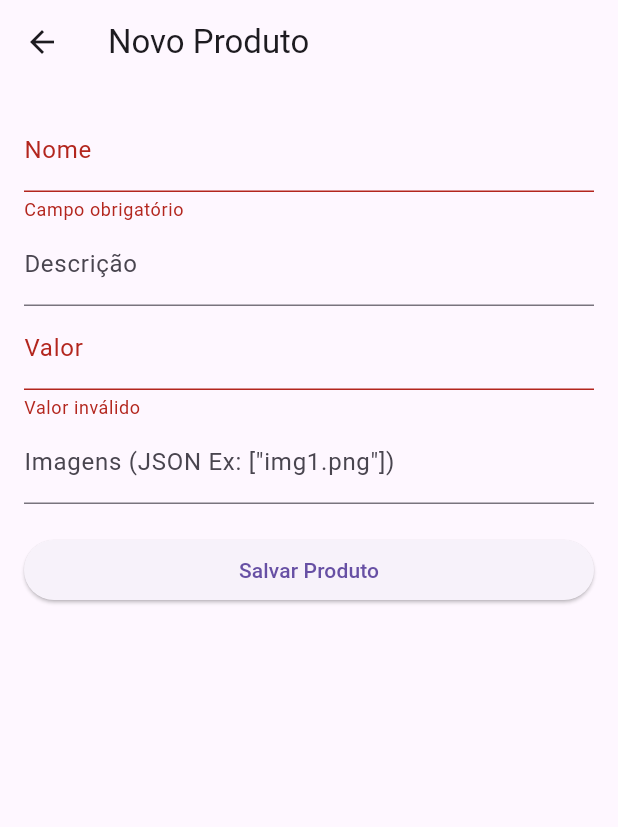
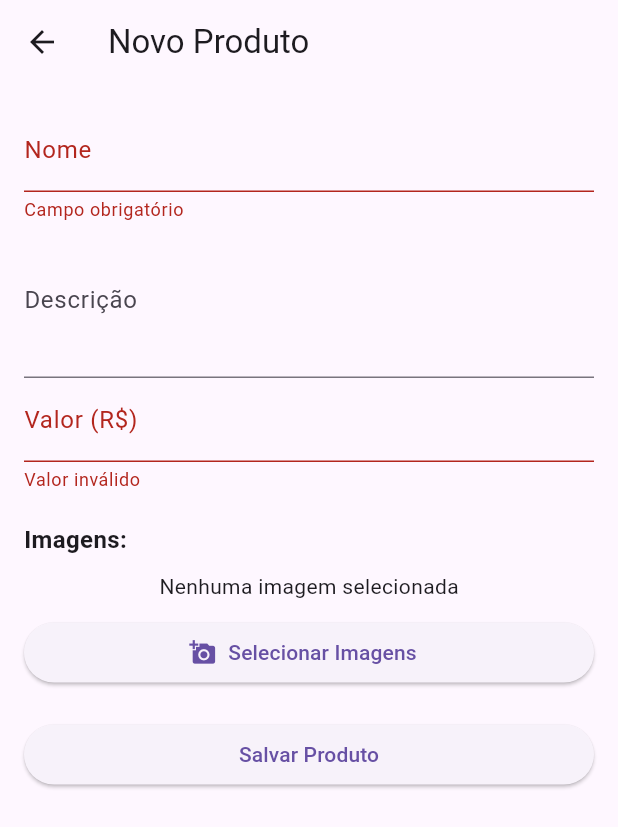
Before and after one commit to Hugofradee/confeitaria_marketplace, a Flutter app: the ProdutoFormScreen screen opened directly with empty values, after a tap on "Salvar Produto", on a phone screen of 412 x 824 dp. Shown: the top 827 px of the screen. Run offline on Flutter 3.47's test engine with Material 3 defaults, Android fonts, the light colour scheme and no system bars; our stand-ins replace flutter_multi_formatter, google_maps_flutter, image_picker, objectbox; generated files the repository leaves out were written again.

Commit message:
implemetação: Busca de endereço por CEP; Cadastro e alteração de produtos; Mudança em alguns itens e suas funcionalidades.

```diff
--- a/lib/screens/produto_form_screen.dart
+++ b/lib/screens/produto_form_screen.dart
@@ -1,13 +1,22 @@
+import 'dart:convert';
+import 'dart:io';
 import 'package:flutter/material.dart';
+import 'package:image_picker/image_picker.dart';
+import 'package:path/path.dart' as path;
+import 'package:path_provider/path_provider.dart';
+import 'package:confeitaria_marketplace/models/confeitaria.dart';
 import 'package:confeitaria_marketplace/models/produto.dart';
-import 'package:confeitaria_marketplace/models/confeitaria.dart';
 import 'package:confeitaria_marketplace/main.dart';
-
 
 class ProdutoFormScreen extends StatefulWidget {
   final Confeitaria confeitaria;
+  final Produto? produtoExistente;
 
-  const ProdutoFormScreen({Key? key, required this.confeitaria}) : super(key: key);
+  const ProdutoFormScreen({
+    Key? key,
+    required this.confeitaria,
+    this.produtoExistente,
+  }) : super(key: key);
 
   @override
   State<ProdutoFormScreen> createState() => _ProdutoFormScreenState();
@@ -15,21 +24,61 @@ class ProdutoFormScreen extends StatefulWidget {
 
 class _ProdutoFormScreenState extends State<ProdutoFormScreen> {
   final _formKey = GlobalKey<FormState>();
-
   final nomeController = TextEditingController();
   final descricaoController = TextEditingController();
   final valorController = TextEditingController();
-  final imagensController = TextEditingController(); // Simples: insira como string JSON manualmente
+  List<File> imagens = [];
+
+  @override
+  void initState() {
+    super.initState();
+    if (widget.produtoExistente != null) {
+      final produto = widget.produtoExistente!;
+      nomeController.text = produto.nome;
+      descricaoController.text = produto.descricao;
+      valorController.text = produto.valor.toString();
+      if (produto.imagens.isNotEmpty) {
+        try {
+          final imagensJson = jsonDecode(produto.imagens) as List<dynamic>;
+          imagens = imagensJson.map((e) => File(e)).toList();
+        } catch (e) {
+          imagens = [];
+        }
+      }
+    }
+  }
+
+  Future<void> _selecionarImagens() async {
+    final picker = ImagePicker();
+    final pickedFiles = await picker.pickMultiImage();
+
+    if (pickedFiles.isNotEmpty) {
+      for (var pickedFile in pickedFiles) {
+        final tempDir = await getTemporaryDirectory();
+        final fileName = path.basename(pickedFile.path);
+        final savedImage = await File(pickedFile.path).copy('${tempDir.path}/$fileName');
+        imagens.add(savedImage);
+      }
+      setState(() {});
+    }
+  }
 
   void _salvarProduto() {
     if (_formKey.currentState!.validate()) {
-    final produto = Produto(
-      nome: nomeController.text,
-      descricao: descricaoController.text,
-      valor: double.tryParse(valorController.text) ?? 0.0,
-      imagens: imagensController.text,
+      final imagensPaths = imagens.map((file) => file.path).toList();
+
+      final produto = widget.produtoExistente ??
+          Produto(
+            nome: '',
+            descricao: '',
+            valor: 0.0,
+            imagens: '[]',
           );
 
+      produto.nome = nomeController.text;
+      produto.descricao = descricaoController.text;
+      produto.valor = double.tryParse(valorController.text) ?? 0.0;
+      produto.imagens = jsonEncode(imagensPaths);
       produto.confeitaria.target = widget.confeitaria;
 
       objectbox.produtoBox.put(produto);
@@ -42,11 +91,12 @@ class _ProdutoFormScreenState extends State<ProdutoFormScreen> {
     }
   }
 
-
   @override
   Widget build(BuildContext context) {
+    final titulo = widget.produtoExistente != null ? 'Editar Produto' : 'Novo Produto';
+
     return Scaffold(
-      appBar: AppBar(title: Text('Novo Produto')),
+      appBar: AppBar(title: Text(titulo)),
       body: Padding(
         padding: const EdgeInsets.all(16),
         child: Form(
@@ -61,23 +111,71 @@ class _ProdutoFormScreenState extends State<ProdutoFormScreen> {
               TextFormField(
                 controller: descricaoController,
                 decoration: InputDecoration(labelText: 'Descrição'),
+                maxLines: 3,
               ),
               TextFormField(
                 controller: valorController,
-                decoration: InputDecoration(labelText: 'Valor'),
-                keyboardType: TextInputType.number,
+                decoration: InputDecoration(labelText: 'Valor (R\$)'),
+                keyboardType: TextInputType.numberWithOptions(decimal: true),
                 validator: (value) =>
                     double.tryParse(value ?? '') == null ? 'Valor inválido' : null,
               ),
-              TextFormField(
-                controller: imagensController,
-                decoration: InputDecoration(labelText: 'Imagens (JSON Ex: ["img1.png"])'),
+              SizedBox(height: 20),
+              Text('Imagens:', style: TextStyle(fontSize: 16, fontWeight: FontWeight.bold)),
+              SizedBox(height: 10),
+              imagens.isEmpty
+                  ? Center(child: Text('Nenhuma imagem selecionada'))
+                  : SizedBox(
+                      height: 100,
+                      child: ListView.builder(
+                        scrollDirection: Axis.horizontal,
+                        itemCount: imagens.length,
+                        itemBuilder: (context, index) {
+                          return Stack(
+                            children: [
+                              Padding(
+                                padding: const EdgeInsets.symmetric(horizontal: 8),
+                                child: Image.file(
+                                  imagens[index],
+                                  width: 100,
+                                  height: 100,
+                                  fit: BoxFit.cover,
+                                ),
+                              ),
+                              Positioned(
+                                top: 0,
+                                right: 0,
+                                child: GestureDetector(
+                                  onTap: () {
+                                    setState(() {
+                                      imagens.removeAt(index);
+                                    });
+                                  },
+                                  child: Container(
+                                    decoration: BoxDecoration(
+                                      color: Colors.red,
+                                      shape: BoxShape.circle,
+                                    ),
+                                    child: Icon(Icons.close, color: Colors.white, size: 20),
+                                  ),
+                                ),
+                              ),
+                            ],
+                          );
+                        },
+                      ),
+                    ),
+              SizedBox(height: 10),
+              ElevatedButton.icon(
+                onPressed: _selecionarImagens,
+                icon: Icon(Icons.add_a_photo),
+                label: Text('Selecionar Imagens'),
               ),
               SizedBox(height: 20),
               ElevatedButton(
                 onPressed: _salvarProduto,
                 child: Text('Salvar Produto'),
-              )
+              ),
             ],
           ),
         ),
```
Also changed, not shown: lib/main.dart (+3 -8 lines), lib/screens/confeitaria_detail_screen.dart (+9 -0 lines), lib/screens/confeitaria_form_screen.dart (+19 -2 lines), lib/screens/home_screen.dart (+20 -15 lines), pubspec.yaml (+5 -34 lines), pubspec.lock, 11 other files. Lines whose indentation alone changed are shown as unchanged.
